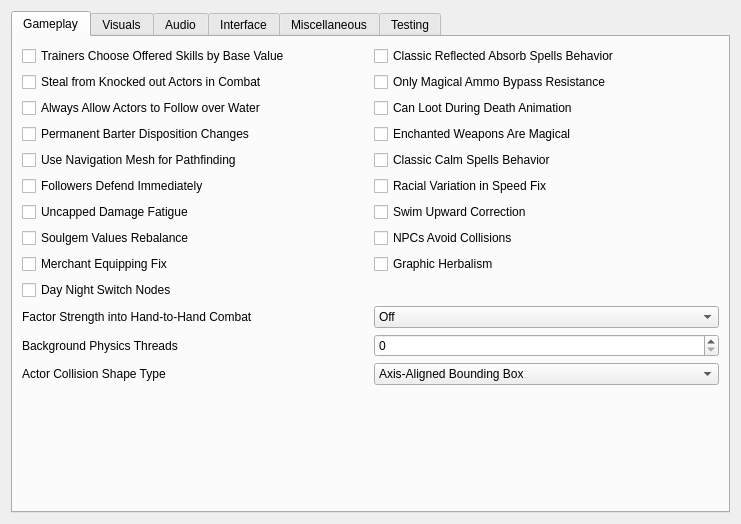
Old version of the form apps/launcher/ui/settingspage.ui in the repository moneymitch7/openmw.
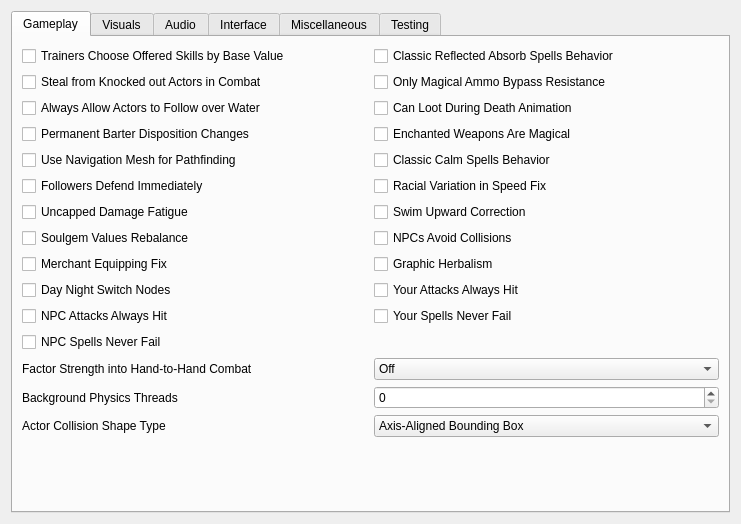
New version of the form.

Commit message: Combat: always hit and never fail spells (opt-in, also in the launcher)

```diff
--- a/apps/launcher/ui/settingspage.ui
+++ b/apps/launcher/ui/settingspage.ui
@@ -103,6 +103,46 @@
            </property>
           </widget>
          </item>
+         <item row="13" column="1">
+          <widget class="QCheckBox" name="alwaysHitCheckBox">
+           <property name="toolTip">
+            <string>&lt;html&gt;&lt;head/&gt;&lt;body&gt;&lt;p&gt;Your melee, hand-to-hand and ranged attacks always land. Each deals the share of its damage (after armor) that the hit chance it would have had gives: a 60% swing deals 60% of the damage.&lt;/p&gt;&lt;/body&gt;&lt;/html&gt;</string>
+           </property>
+           <property name="text">
+            <string>Your Attacks Always Hit</string>
+           </property>
+          </widget>
+         </item>
+         <item row="14" column="0">
+          <widget class="QCheckBox" name="alwaysHitNpcsCheckBox">
+           <property name="toolTip">
+            <string>&lt;html&gt;&lt;head/&gt;&lt;body&gt;&lt;p&gt;The attacks of NPCs and creatures always land, on anyone including you, with their damage scaled by the hit chance they would have had.&lt;/p&gt;&lt;/body&gt;&lt;/html&gt;</string>
+           </property>
+           <property name="text">
+            <string>NPC Attacks Always Hit</string>
+           </property>
+          </widget>
+         </item>
+         <item row="14" column="1">
+          <widget class="QCheckBox" name="neverFailSpellsCheckBox">
+           <property name="toolTip">
+            <string>&lt;html&gt;&lt;head/&gt;&lt;body&gt;&lt;p&gt;Your spells never fail. Each costs its magicka times 100 / the chance it would have had: a 50% spell costs twice as much. Silence and too little magicka still stop a cast.&lt;/p&gt;&lt;/body&gt;&lt;/html&gt;</string>
+           </property>
+           <property name="text">
+            <string>Your Spells Never Fail</string>
+           </property>
+          </widget>
+         </item>
+         <item row="15" column="0">
+          <widget class="QCheckBox" name="neverFailSpellsNpcsCheckBox">
+           <property name="toolTip">
+            <string>&lt;html&gt;&lt;head/&gt;&lt;body&gt;&lt;p&gt;The spells of NPCs and creatures never fail, costing more the lower their chance would have been.&lt;/p&gt;&lt;/body&gt;&lt;/html&gt;</string>
+           </property>
+           <property name="text">
+            <string>NPC Spells Never Fail</string>
+           </property>
+          </widget>
+         </item>
          <item row="9" column="0">
           <widget class="QCheckBox" name="followersAttackOnSightCheckBox">
            <property name="toolTip">
```
The commit also changes 25 other files.
